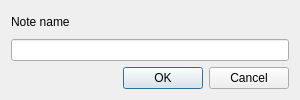
pbek/QOwnNotes, file src/dialogs/newnotedialog.ui: the form before one commit.
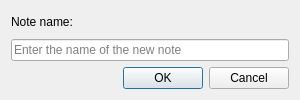
The form after the commit. Icons and pictures are not drawn.

Commit message: newnotedialog: polish layout and disable creating notes without name

The edit to the form file:
```diff
--- a/src/dialogs/newnotedialog.ui
+++ b/src/dialogs/newnotedialog.ui
@@ -21,7 +21,7 @@
    <item>
     <widget class="QLabel" name="label">
      <property name="text">
-      <string>Note name</string>
+      <string>Note name:</string>
      </property>
      <property name="buddy">
       <cstring>nameLineEdit</cstring>
@@ -29,7 +29,14 @@
     </widget>
    </item>
    <item>
-    <widget class="QLineEdit" name="nameLineEdit"/>
+    <widget class="QLineEdit" name="nameLineEdit">
+     <property name="placeholderText">
+      <string>Enter the name of the new note</string>
+     </property>
+     <property name="clearButtonEnabled">
+      <bool>true</bool>
+     </property>
+    </widget>
    </item>
    <item>
     <widget class="QDialogButtonBox" name="buttonBox">
```
The commit also changes 2 other files.
